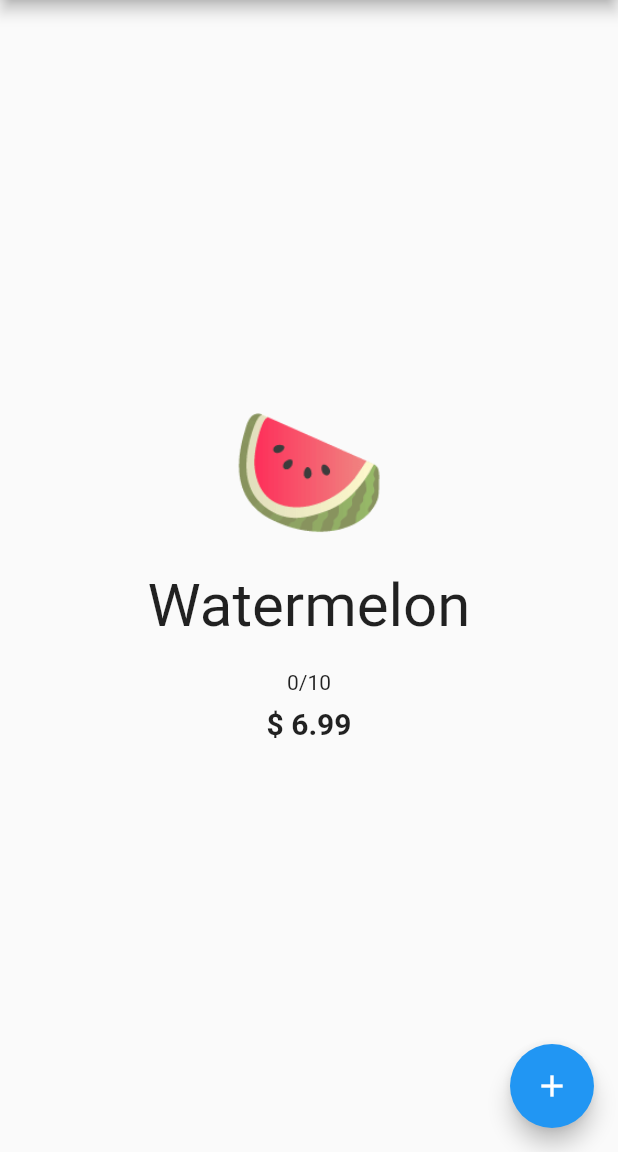
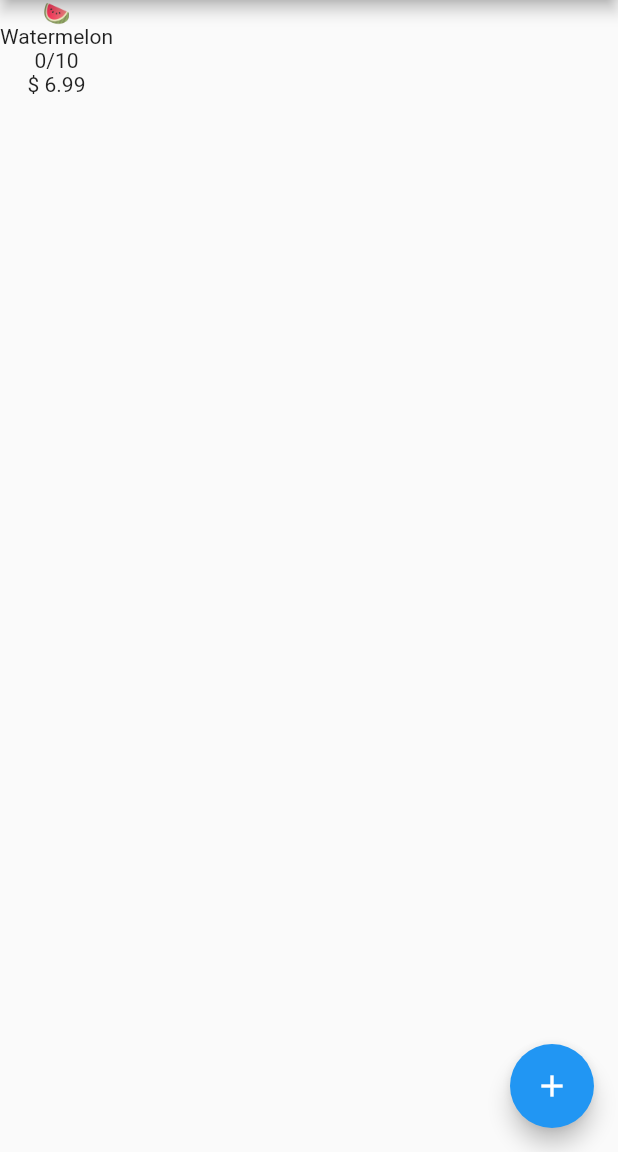
Before and after one commit to cpgalvao/tdc_demo, a Flutter app: the screen it shows after launch, after a tap on "Watermelon", on a phone screen of 412 x 824 dp, the part 84-1236 px from its top. Run offline on Flutter 3.47's test engine with Material 2 defaults, Android fonts, the phone set to English and light mode, and no system bars.

Commit message:
Tela preparada para demo

```diff
--- a/lib/detail.dart
+++ b/lib/detail.dart
@@ -19,9 +19,7 @@ class _DetailPage extends State<DetailPage> {
         appBar: AppBar(
           title: Text(S.of(context).flutter_tdc_demo),
         ),
-        body: Center(
-          child: Column(
-            mainAxisAlignment: MainAxisAlignment.center,
+        body: Column(
           children: <Widget>[
             Hero(
               tag: widget.data.name,
@@ -29,31 +27,21 @@ class _DetailPage extends State<DetailPage> {
                 color: Colors.transparent,
                 child: Text(
                   widget.data.emoji,
-                    style: TextStyle(fontSize: 80.0),
                 ),
               ),
             ),
-              Padding(
-                padding: const EdgeInsets.all(20.0),
-                child: Text(
+            Text(
               widget.data.name,
-                  style: TextStyle(fontSize: 40.0),
-                ),
             ),
             Text(
               '$_fruitNumber/${widget.data.availableNumber.toString()}',
             ),
-              Padding(
-                padding: const EdgeInsets.all(8.0),
-                child: Text(
+            Text(
               '${S
                   .of(context)
                   .currency}\$ ${widget.data.price.toString()}',
-                  style: TextStyle(fontWeight: FontWeight.bold, fontSize: 20.0),
-                ),
             ),
           ],
-          ),
         ),
         floatingActionButton: FloatingActionButton(
           onPressed: _buyItem,
```
Lines whose indentation alone changed are shown as unchanged.
